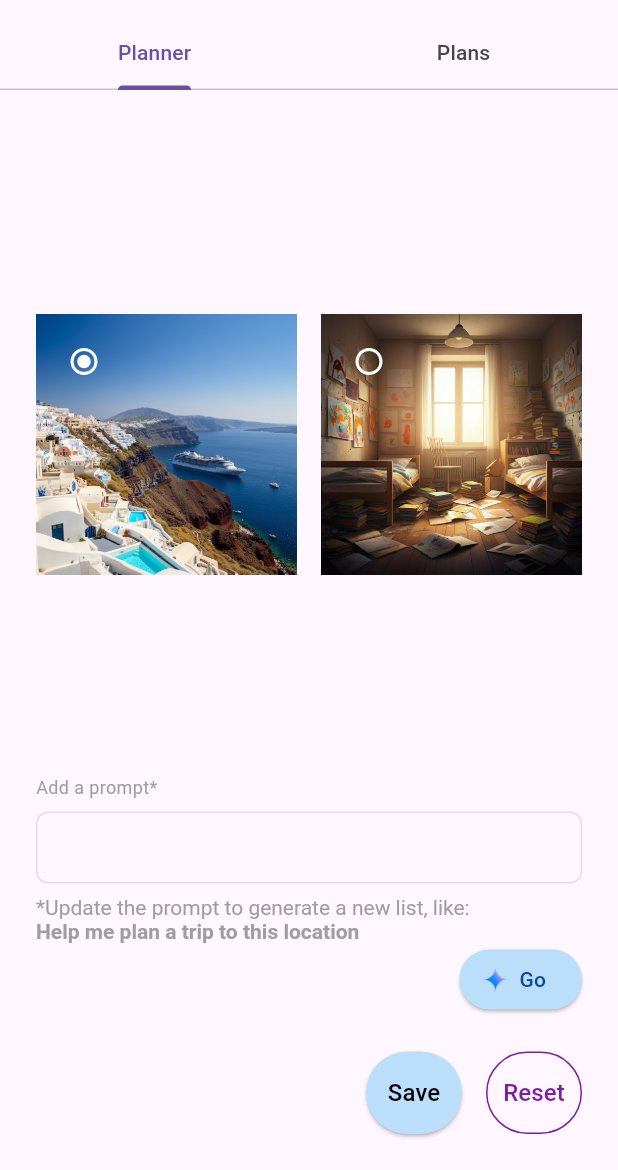
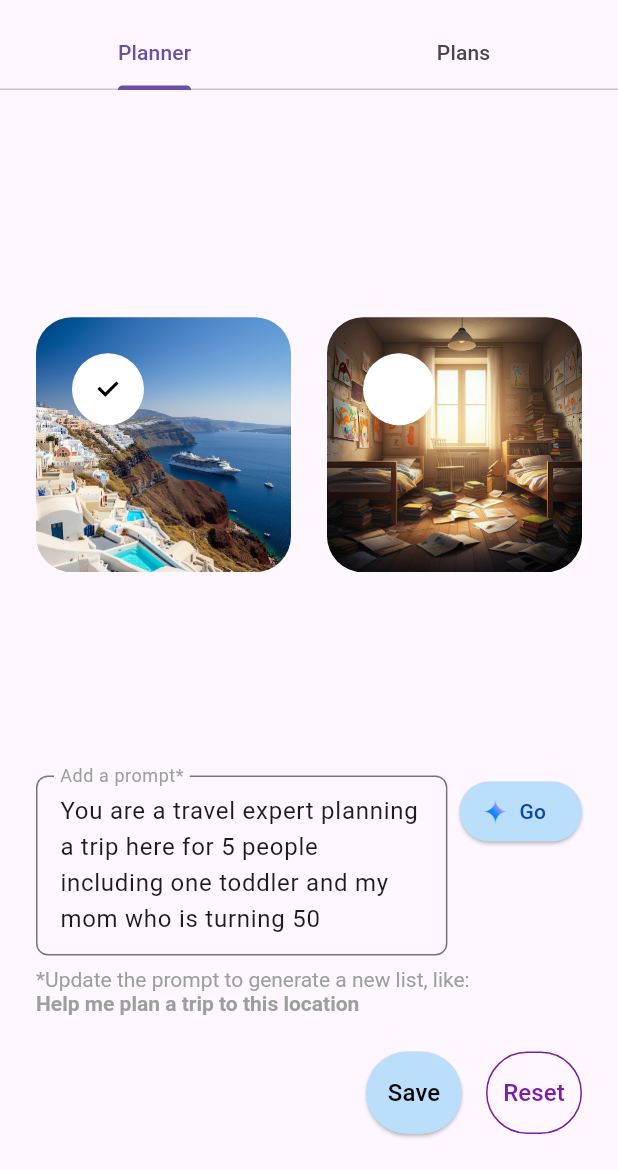
Before and after one commit to csells/vertex_ai_planner, a Flutter app: the screen it shows after launch, on a phone screen of 412 x 824 dp, the part 66-1236 px from its top. Run offline on Flutter 3.47's test engine with Material 3 defaults, Android fonts, the phone set to English and light mode, and no system bars; our stand-ins replace firebase_core; missing offline and left inert: split_view; accounts and stored records are empty; generated files the repository leaves out were written again.

Commit message:
checkbox updates

```diff
--- a/lib/views/planner_view.dart
+++ b/lib/views/planner_view.dart
@@ -21,6 +21,12 @@
   final _controller = TextEditingController();
 
   @override
+  void initState() {
+    super.initState();
+    _selectImageChoice(ImageChoice.location);
+  }
+
+  @override
   Widget build(BuildContext context) => Padding(
         padding: const EdgeInsets.all(24),
         child: Column(
@@ -39,7 +45,7 @@
                       onChanged: _selectImageChoice,
                     ),
                   ),
-                  const SizedBox(width: 16),
+                  const SizedBox(width: 24),
                   // Second image (Room)
                   Expanded(
                     child: ImageChoiceView(
@@ -53,27 +59,36 @@
             ),
             const SizedBox(height: 8),
 
-            // Prompt input section
-            Column(
+            // Prompt input section with Go button
+            Row(
               crossAxisAlignment: CrossAxisAlignment.start,
               children: [
-                const Text(
-                  'Add a prompt*',
-                  style: TextStyle(color: Colors.grey, fontSize: 12),
-                ),
-                const SizedBox(height: 8),
-                DecoratedBox(
-                  decoration: BoxDecoration(
-                    border: Border.all(color: Colors.grey.shade300),
-                    borderRadius: BorderRadius.circular(8),
-                  ),
+                Expanded(
                   child: TextField(
                     controller: _controller,
                     maxLines: null,
-                    decoration: const InputDecoration(
-                      border: InputBorder.none,
-                      contentPadding: EdgeInsets.all(12),
+                    decoration: InputDecoration(
+                      labelText: 'Add a prompt*',
+                      labelStyle: const TextStyle(color: Colors.grey),
+                      border: OutlineInputBorder(
+                        borderRadius: BorderRadius.circular(8),
+                      ),
+                      contentPadding: const EdgeInsets.all(12),
                     ),
+                  ),
+                ),
+                const SizedBox(width: 8),
+                ElevatedButton.icon(
+                  onPressed: () {},
+                  icon: Image.asset(
+                    'assets/Spark_Gradient.png',
+                    fit: BoxFit.cover,
+                    height: 16,
+                  ),
+                  label: const Text('Go'),
+                  style: ElevatedButton.styleFrom(
+                    backgroundColor: Colors.blue[100],
+                    foregroundColor: Colors.blue[900],
                   ),
                 ),
               ],
@@ -93,24 +108,6 @@
                     style: TextStyle(fontWeight: FontWeight.bold),
                   ),
                 ],
-              ),
-            ),
-
-            // Go button
-            Align(
-              alignment: Alignment.centerRight,
-              child: ElevatedButton.icon(
-                onPressed: () {},
-                icon: Image.asset(
-                  'assets/Spark_Gradient.png',
-                  fit: BoxFit.cover,
-                  height: 16,
-                ),
-                label: const Text('Go'),
-                style: ElevatedButton.styleFrom(
-                  backgroundColor: Colors.blue[100],
-                  foregroundColor: Colors.blue[900],
-                ),
               ),
             ),
 
@@ -197,18 +194,28 @@
   @override
   Widget build(BuildContext context) => Stack(
         children: [
-          Image.asset(
-            _imageAssetPath(choice),
-            fit: BoxFit.cover,
+          ClipRRect(
+            borderRadius: BorderRadius.circular(24),
+            child: Image.asset(
+              _imageAssetPath(choice),
+              fit: BoxFit.cover,
+            ),
           ),
           Positioned(
-            top: 8,
-            left: 8,
-            child: Radio<ImageChoice>(
-              value: choice,
-              groupValue: groupChoice,
-              onChanged: (value) => onChanged(value!),
-              fillColor: WidgetStateProperty.all(Colors.white),
+            top: 24,
+            left: 24,
+            child: DecoratedBox(
+              decoration: const BoxDecoration(
+                color: Colors.white,
+                shape: BoxShape.circle,
+              ),
+              child: Checkbox(
+                value: choice == groupChoice,
+                onChanged: (value) => onChanged(choice),
+                fillColor: WidgetStateProperty.all(Colors.white),
+                checkColor: Colors.black,
+                side: BorderSide.none,
+              ),
             ),
           ),
         ],
```
